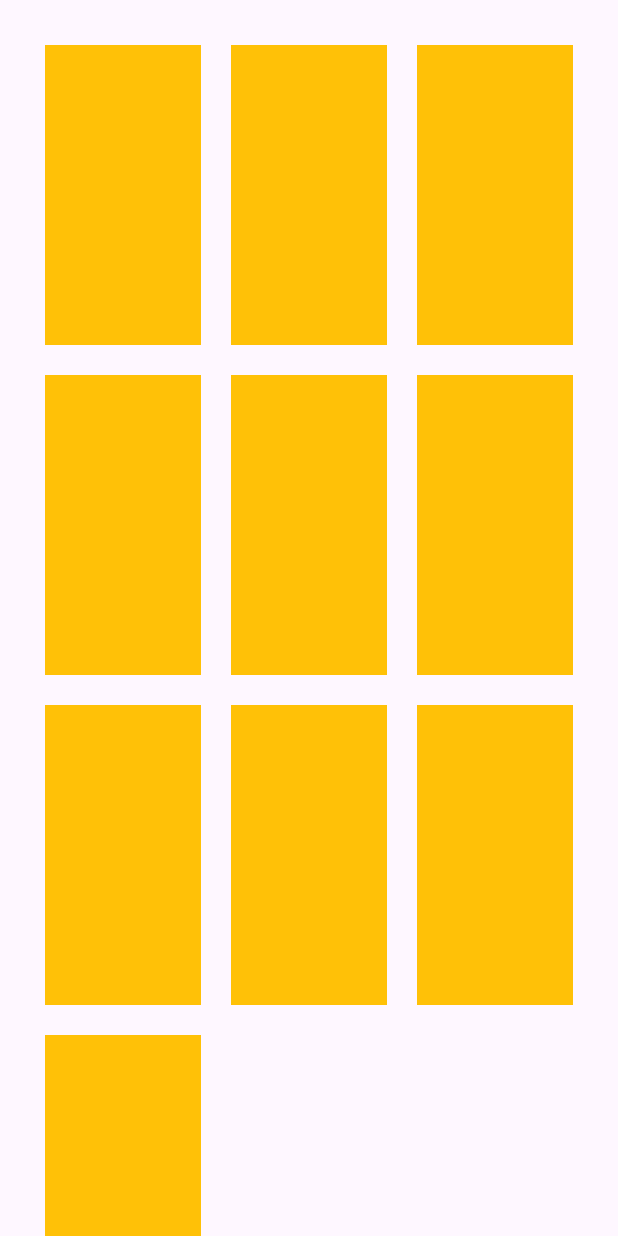
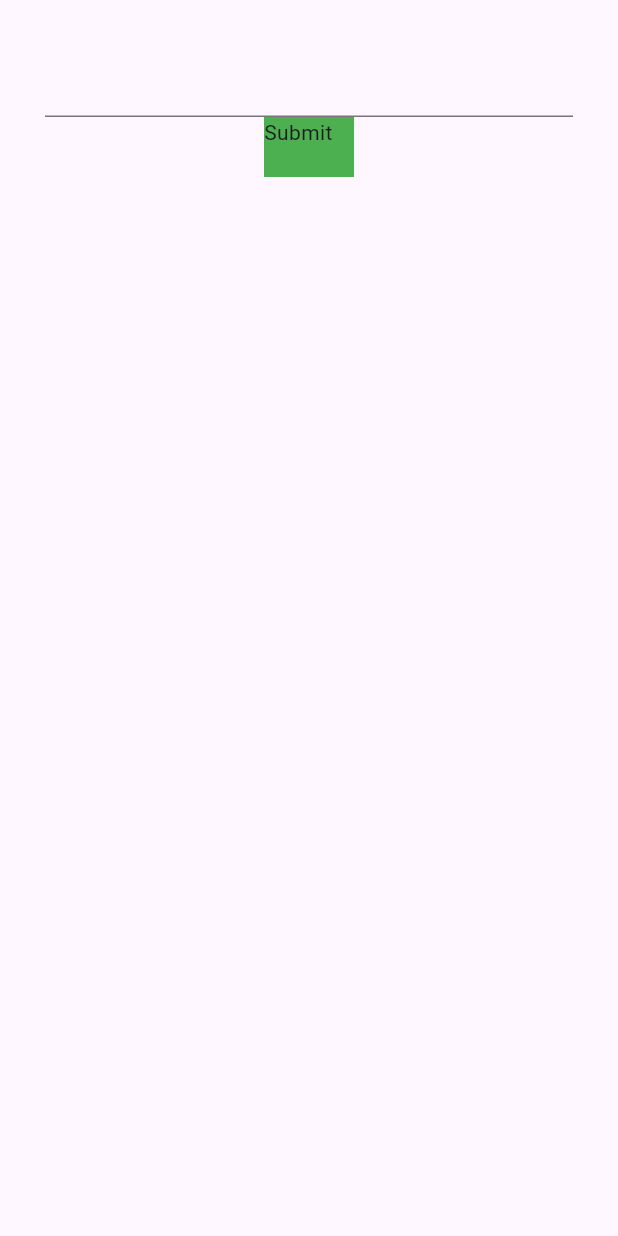
Before and after one commit to farhadkdm/batch2-code, a Flutter app: the MenuScreen screen opened directly, on a phone screen of 412 x 824 dp. Run offline on Flutter 3.47's test engine with Material 3 defaults, Android fonts, the light colour scheme and no system bars; our stand-ins replace flutter_svg, google_fonts, page_transition.

Commit message:
class 10

```diff
--- a/lib/nab_items/menu_screen.dart
+++ b/lib/nab_items/menu_screen.dart
@@ -1,7 +1,9 @@
+import 'package:batch2/show_data_screen.dart';
 import 'package:batch2/widget/custom_text_field_widget.dart';
 import 'package:flutter/material.dart';
 import 'package:flutter_svg/svg.dart';
 import 'package:flutter_staggered_grid_view/flutter_staggered_grid_view.dart';
+import 'package:page_transition/page_transition.dart';
 
 class MenuScreen extends StatefulWidget {
   MenuScreen({super.key});
@@ -26,20 +28,56 @@ class _MenuScreenState extends State<MenuScreen> {
           padding: const EdgeInsets.all(30),
           child: Center(
 
-            child: MasonryGridView.count(
-              crossAxisCount: 3,
-              mainAxisSpacing: 20,
-              crossAxisSpacing: 20,
-              itemCount: 10,
-              shrinkWrap: true,
-              itemBuilder: (context, index) {
-                return Container(
-                  height: 200,
-                  width: 50,
-                  color: Colors.amber,
-                );
-              },
-            )
+            child: Column(
+              children: [
+                TextField(
+                  controller: nameController,
+                ),
+                GestureDetector(
+                  onTap:() {
+                    Navigator.push(context, PageTransition(
+                      type: PageTransitionType.leftToRight,
+                    child: ShowDataScreen(
+                      text: nameController.text.toString(),
+                    ))
+                    );
+                  },
+                  child: Container(
+                    height: 40,
+                    width: 60,
+                    color: Colors.green,
+                    child: Text('Submit'),
+                  ),
+                )
+              ],
+            ),
+
+
+            // MasonryGridView.count(
+            //   crossAxisCount: 3,
+            //   mainAxisSpacing: 20,
+            //   crossAxisSpacing: 20,
+            //   itemCount: 10,
+            //   shrinkWrap: true,
+            //   itemBuilder: (context, index) {
+            //     return GestureDetector(
+            //       onTap:() {
+            //         Navigator.push(context, MaterialPageRoute(builder: (context)=>ShowDataScreen(
+            //           text: index.toString(),
+            //         )));
+            //       },
+            //       child: Container(
+            //         height: 200,
+            //         width: 50,
+            //         decoration: BoxDecoration(
+            //           color: Colors.amber,
+            //           borderRadius: BorderRadius.circular(30)
+            //         ),
+            //         child: Center(child: Text(index.toString())),
+            //       ),
+            //     );
+            //   },
+            // )
 
 
 
--- a/pubspec.yaml
+++ b/pubspec.yaml
@@ -38,6 +38,7 @@ dependencies:
   google_fonts: ^6.1.0
   flutter_svg: ^2.0.9
   flutter_staggered_grid_view: ^0.7.0
+  page_transition: ^2.1.0
 
 dev_dependencies:
   flutter_test:
```
Also changed, not shown: lib/nab_items/home_screen.dart (+21 -1 lines), lib/show_data_screen.dart (added, +53 -0 lines), pubspec.lock.
